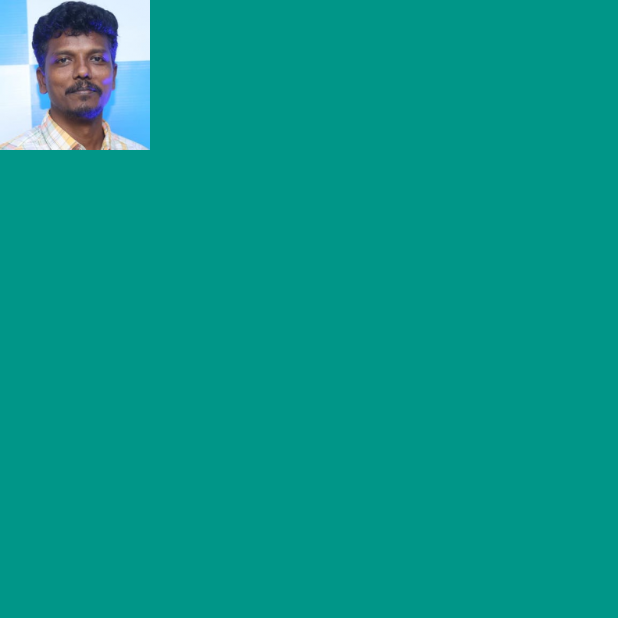
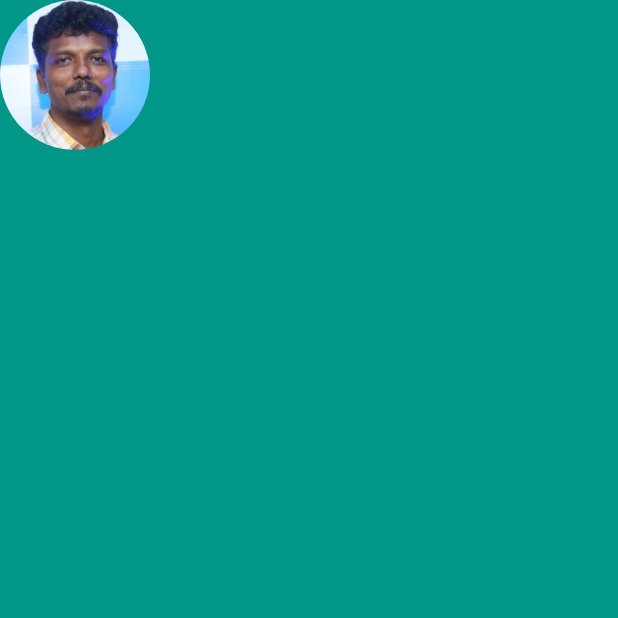
Before and after one commit to zarub2k/fyitter, a Flutter app: the screen it shows after launch, on a phone screen of 412 x 824 dp, the top half of it. Run offline on Flutter 3.47's test engine with Material 2 defaults, Android fonts, the phone set to English and light mode, and no system bars.

Commit message:
circle image is added

```diff
--- a/lib/mi_card/micard.dart
+++ b/lib/mi_card/micard.dart
@@ -14,10 +14,7 @@ class MiCardApp extends StatelessWidget {
           children: <Widget>[
             CircleAvatar(
               radius: 50.0,
-              backgroundColor: Colors.white,
-              child: Image(
-                image: AssetImage('images/tham.png'),
-              ),
+              backgroundImage: AssetImage('images/tham.png'),
             )
           ],
         ),
```
